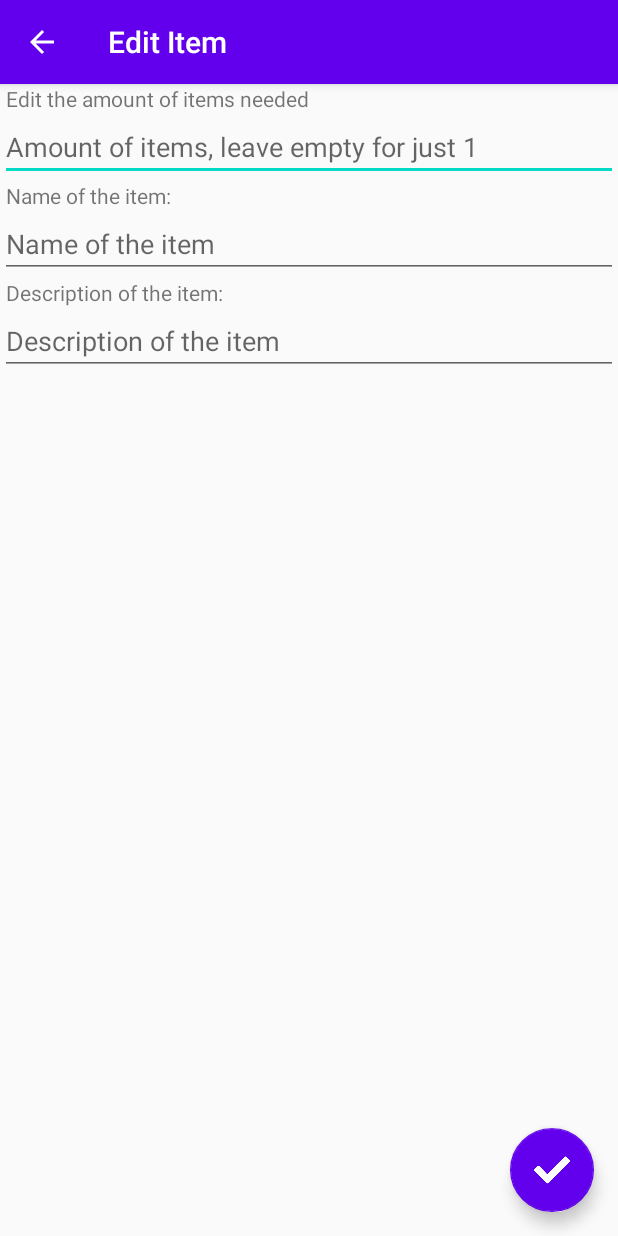
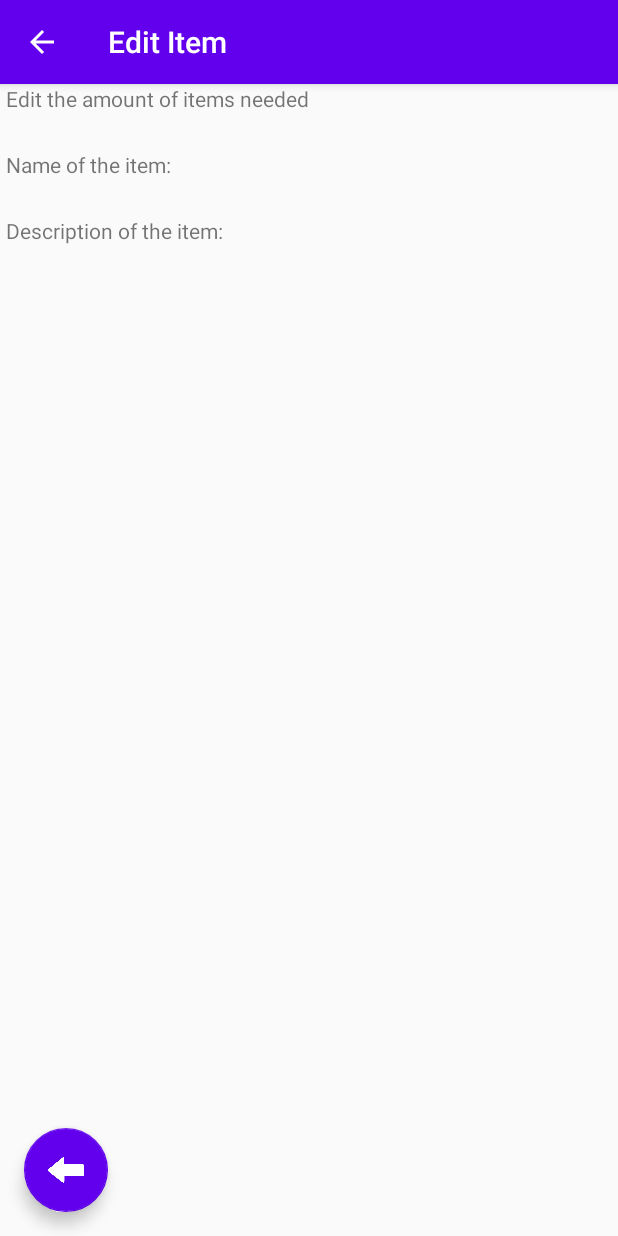
Before and after one commit to 103020/Chkie16-ShoppinglistApp-, an Android app: the EditItemRecyclerViewActivity screen opened directly, with no data from a screen before it, on a phone screen of 412 x 824 dp. Run offline under Robolectric (Android 15) with nearby library versions, the phone set to English and light mode, and no system bars; 3 statements that could not run were skipped.

Commit message:
with fragments

```diff
--- a/app/src/main/java/com/example/shoppinglistapp/AddItemRecyclerViewActivity.java
+++ b/app/src/main/java/com/example/shoppinglistapp/AddItemRecyclerViewActivity.java
@@ -16,7 +16,7 @@ public class AddItemRecyclerViewActivity extends AppCompatActivity {
     @Override
     protected void onCreate(Bundle savedInstanceState) {
         super.onCreate(savedInstanceState);
-        setContentView(R.layout.add_item_recyclerview_fragment);
+        setContentView(R.layout.add_item_recyclerview);
 
         getSupportActionBar().setTitle("Add Item");
         getSupportActionBar().setDisplayHomeAsUpEnabled(true);
@@ -25,7 +25,6 @@ public class AddItemRecyclerViewActivity extends AppCompatActivity {
         editTextAmount = (EditText)findViewById(R.id.editTextItemAmountAdd);
         editTextName = (EditText)findViewById(R.id.editTextItemNameAdd);
         editTextDescription = (EditText)findViewById(R.id.editTextItemDescriptionAdd);
-
     }
     public void sendData(View view){
         Intent data = new Intent();
--- a/app/src/main/java/com/example/shoppinglistapp/EditItemRecyclerViewActivity.java
+++ b/app/src/main/java/com/example/shoppinglistapp/EditItemRecyclerViewActivity.java
@@ -16,7 +16,7 @@ public class EditItemRecyclerViewActivity extends AppCompatActivity {
     @Override
     protected void onCreate(Bundle savedInstanceState) {
         super.onCreate(savedInstanceState);
-        setContentView(R.layout.edit_item_recyclerview_fragment);
+        setContentView(R.layout.item_recyclerview_fragment);
 
         getSupportActionBar().setTitle("Edit Item");
         getSupportActionBar().setDisplayHomeAsUpEnabled(true);
--- a/app/src/main/res/layout/edit_item_recyclerview_fragment.xml
+++ b/app/src/main/res/layout/item_recyclerview_fragment.xml
@@ -4,7 +4,7 @@
     xmlns:tools="http://schemas.android.com/tools"
     android:layout_width="match_parent"
     android:layout_height="match_parent"
-    tools:context=".EditItemRecyclerViewActivity">
+    tools:context=".ItemDetailFragment">
 
     <LinearLayout
         android:layout_width="match_parent"
@@ -21,14 +21,12 @@
             android:text="@string/edit_the_amount_of_items_needed"
             android:textSize="14sp" />
 
-        <EditText
+        <TextView
             android:id="@+id/editTextItemAmountEdit"
             android:layout_width="match_parent"
             android:layout_height="wrap_content"
-            android:ems="10"
-            android:hint="@string/amount_of_items_hint"
-            android:importantForAutofill="no"
-            android:inputType="number"
+            android:layout_marginStart="4dp"
+            android:layout_marginLeft="4dp"
             android:textSize="18sp" />
 
         <TextView
@@ -39,14 +37,13 @@
             android:layout_marginLeft="4dp"
             android:layout_marginStart="4dp" />
 
-        <EditText
+        <TextView
             android:id="@+id/editTextItemNameEdit"
             android:layout_width="match_parent"
             android:layout_height="wrap_content"
-            android:ems="10"
-            android:hint="@string/name_of_the_item_hint"
-            android:importantForAutofill="no"
-            android:inputType="textPersonName" />
+            android:layout_marginStart="4dp"
+            android:layout_marginLeft="4dp"
+            android:textSize="18sp" />
 
         <TextView
             android:id="@+id/textViewItemDescriptionEdit"
@@ -56,14 +53,13 @@
             android:layout_marginLeft="4dp"
             android:layout_marginStart="4dp" />
 
-        <EditText
+        <TextView
             android:id="@+id/editTextItemDescriptionEdit"
             android:layout_width="match_parent"
             android:layout_height="wrap_content"
-            android:ems="10"
-            android:hint="@string/description_of_the_item_hint"
-            android:importantForAutofill="no"
-            android:inputType="textPersonName" />
+            android:layout_marginStart="4dp"
+            android:layout_marginLeft="4dp"
+            android:textSize="18sp" />
 
     </LinearLayout>
 
@@ -71,10 +67,10 @@
         android:id="@+id/fab"
         android:layout_width="wrap_content"
         android:layout_height="wrap_content"
-        android:layout_gravity="bottom|end"
+        android:layout_gravity="bottom|start"
         android:layout_margin="@dimen/fab_margin"
-        android:onClick="editData"
+        android:onClick="closeFragment"
         app:backgroundTint="@color/colorPrimary"
-        app:srcCompat="@drawable/image" />
+        app:srcCompat="@drawable/image__3_" />
 
 </androidx.coordinatorlayout.widget.CoordinatorLayout>
```
Also changed, not shown: app/src/main/java/com/example/shoppinglistapp/ItemAdapter.java (+18 -23 lines), app/src/main/java/com/example/shoppinglistapp/ItemDetailFragment.java (added, +85 -0 lines), app/src/main/java/com/example/shoppinglistapp/ItemListFragment.java (added, +81 -0 lines), app/src/main/java/com/example/shoppinglistapp/MainActivity.java (+68 -26 lines), app/src/main/res/layout-large/asd.xml (added, +20 -0 lines), app/src/main/res/layout/activity_main.xml (+3 -4 lines), app/src/main/res/layout/item_list_fragment.xml (added, +14 -0 lines), app/src/main/res/drawable/image__3_.webp (added), app/src/main/res/layout/add_item_recyclerview.xml (renamed from app/src/main/res/layout/add_item_recyclerview_fragment.xml).
